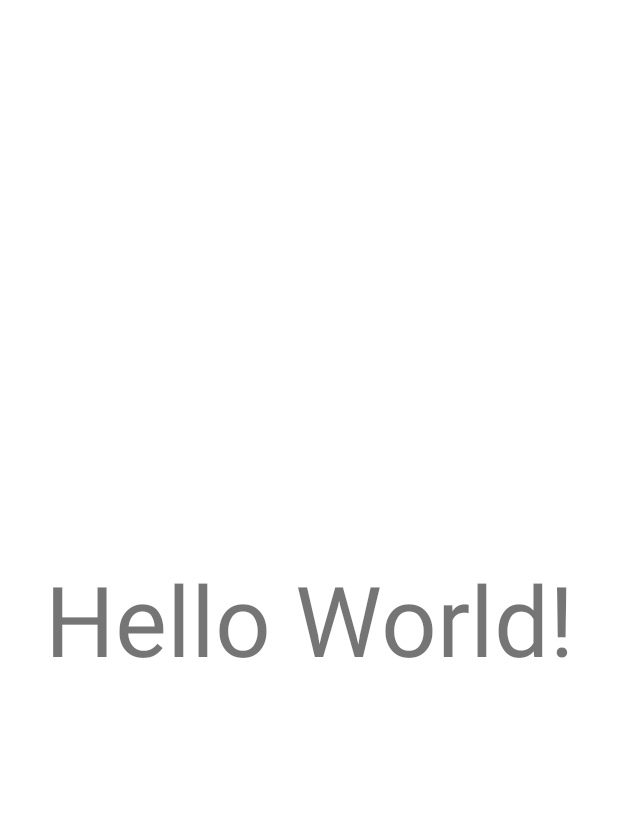
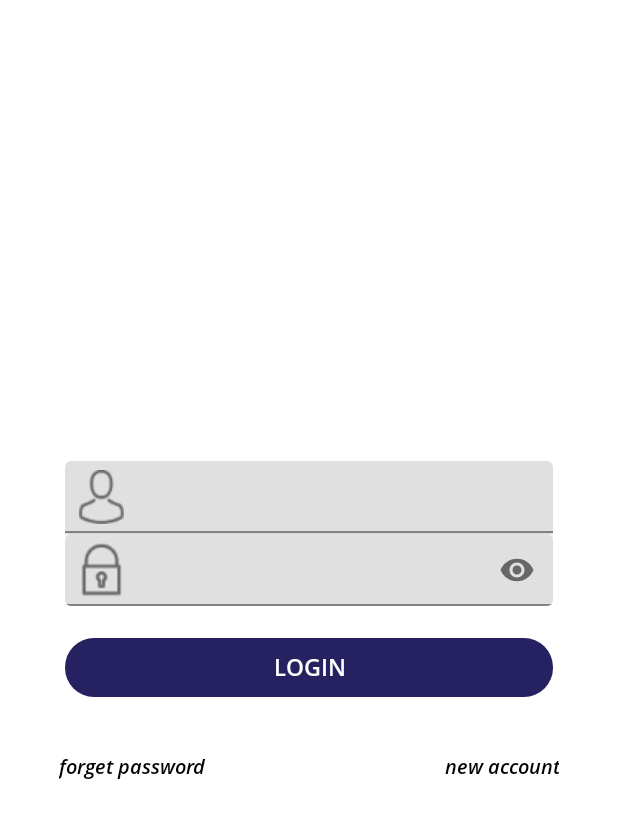
Before and after one commit to Mujammil-ios/myrooms, an Android app: the screen it shows after launch (MainActivity before the commit, LoginActivity after it), on a phone screen of 412 x 824 dp. Shown: the top 818 px of the screen. Run offline under Robolectric (Android 15) with nearby library versions, the phone set to English and light mode, and no system bars; our stand-ins replace data binding, sdp/ssp sizes; 4 statements that could not run were skipped.

Commit message:
Dummy login

```diff
--- /dev/null
+++ b/app/src/main/java/com/mj/myrooms/ui/LoginActivity.java
@@ -0,0 +1,48 @@
+package com.mj.myrooms.ui;
+
+import androidx.appcompat.app.AppCompatActivity;
+import androidx.databinding.DataBindingUtil;
+
+import android.app.Activity;
+import android.os.Bundle;
+import android.view.KeyEvent;
+import android.view.View;
+import android.view.inputmethod.EditorInfo;
+import android.widget.TextView;
+
+import com.mj.myrooms.MainActivity;
+import com.mj.myrooms.R;
+import com.mj.myrooms.databinding.ActivityLoginBinding;
+import com.mj.myrooms.utils.IntentUtils;
+
+public class LoginActivity extends AppCompatActivity {
+    private final String TAG = getClass().getSimpleName();
+    private Activity mActivity = LoginActivity.this;
+    private ActivityLoginBinding layoutBinding;
+
+    @Override
+    protected void onCreate(Bundle savedInstanceState) {
+        super.onCreate(savedInstanceState);
+        layoutBinding = DataBindingUtil.setContentView(this, R.layout.activity_login);
+        initListener();
+
+
+    }
+
+    /**
+     * initialize listener
+     */
+    private void initListener() {
+        layoutBinding.btnSubmit.setOnClickListener(new View.OnClickListener() {
+            @Override
+            public void onClick(View view) {
+                IntentUtils.getInstance().navigateToNextActivity(mActivity,
+                        null,
+                        MainActivity.class,
+                        new Bundle(),
+                        null);
+            }
+        });
+    }
+
+}
--- a/app/src/main/java/com/mj/myrooms/ui/SplashActivity.java
+++ b/app/src/main/java/com/mj/myrooms/ui/SplashActivity.java
@@ -36,7 +36,7 @@ public class SplashActivity extends AppCompatActivity {
                     bundle = new Bundle();
                 }
                 IntentUtils.getInstance().navigateToNextActivity(mActivity,
-                        MainActivity.class,
+                        LoginActivity.class,
                         bundle,
                         true);
                 finish();
--- /dev/null
+++ b/app/src/main/res/layout/activity_login.xml
@@ -0,0 +1,120 @@
+<?xml version="1.0" encoding="utf-8"?>
+<layout xmlns:android="http://schemas.android.com/apk/res/android"
+    xmlns:app="http://schemas.android.com/apk/res-auto">
+    <androidx.coordinatorlayout.widget.CoordinatorLayout
+        android:id="@+id/view_root"
+        android:layout_width="match_parent"
+        android:layout_height="match_parent"
+        android:background="@color/white"
+        android:fitsSystemWindows="true">
+
+        <LinearLayout
+            android:layout_width="match_parent"
+            android:layout_height="match_parent"
+            android:orientation="vertical">
+
+            <LinearLayout
+                android:layout_width="match_parent"
+                android:layout_height="match_parent"
+                android:layout_marginLeft="@dimen/space25"
+                android:layout_marginTop="@dimen/space10"
+                android:layout_marginRight="@dimen/space25"
+                android:layout_marginBottom="@dimen/space10"
+                android:gravity="center"
+                android:orientation="vertical">
+
+                <androidx.cardview.widget.CardView
+                    android:layout_width="match_parent"
+                    android:layout_height="wrap_content"
+                    android:layout_margin="@dimen/space8"
+                    app:cardCornerRadius="@dimen/corner_card"
+                    app:cardElevation="0dp">
+
+                    <LinearLayout
+                        android:layout_width="match_parent"
+                        android:layout_height="wrap_content"
+                        android:background="@color/theme_gray2"
+                        android:focusable="true"
+                        android:focusableInTouchMode="true"
+                        android:orientation="vertical">
+
+
+                        <com.google.android.material.textfield.TextInputLayout
+                            android:layout_width="match_parent"
+                            android:layout_height="wrap_content"
+                            app:startIconDrawable="@drawable/ic_user">
+
+                            <androidx.appcompat.widget.AppCompatEditText
+                                android:id="@+id/et_username"
+                                style="@style/EditText"
+                                android:drawableLeft="@drawable/ic_user"
+                                android:hint="@{String.format(@string/email).toUpperCase()}"
+                                android:inputType="textEmailAddress"
+                                android:nextFocusForward="@+id/et_password"
+                                android:padding="@dimen/space10"/>
+                        </com.google.android.material.textfield.TextInputLayout>
+
+
+                        <View style="@style/Divider"/>
+
+                        <com.google.android.material.textfield.TextInputLayout
+                            android:layout_width="match_parent"
+                            android:layout_height="wrap_content"
+                            app:startIconDrawable="@drawable/ic_password"
+                            app:passwordToggleEnabled="true">
+
+                            <androidx.appcompat.widget.AppCompatEditText
+                                android:id="@+id/et_password"
+                                style="@style/EditText"
+                                android:hint="@{String.format(@string/password).toUpperCase()}"
+                                android:imeOptions="actionDone"
+                                android:inputType="textPassword"
+                                android:padding="@dimen/space10" />
+
+                        </com.google.android.material.textfield.TextInputLayout>
+
+                    </LinearLayout>
+                </androidx.cardview.widget.CardView>
+
+                <androidx.appcompat.widget.AppCompatButton
+                    android:id="@+id/btn_submit"
+                    style="@style/Button_match"
+                    android:layout_margin="@dimen/space8"
+                    android:background="@drawable/btn_bg_theme"
+                    android:text="login"/>
+
+                <LinearLayout
+                    android:layout_width="match_parent"
+                    android:layout_height="wrap_content"
+                    android:layout_marginTop="@dimen/space15"
+                    android:gravity="center"
+                    android:orientation="horizontal">
+
+                    <androidx.appcompat.widget.AppCompatTextView
+                        android:id="@+id/tv_forgot_password"
+                        style="@style/TextView_black"
+                        android:layout_width="0dp"
+                        android:layout_weight="1"
+                        android:fontFamily="@font/font_opensans_semibold_italic"
+                        android:gravity="left"
+                        android:padding="@dimen/space5"
+                        android:text="forget password"
+                        android:textColor="@color/black"
+                        android:textSize="@dimen/text9"/>
+
+                    <androidx.appcompat.widget.AppCompatTextView
+                        android:id="@+id/tv_registration"
+                        style="@style/TextView_black"
+                        android:layout_width="0dp"
+                        android:layout_weight="1"
+                        android:fontFamily="@font/font_opensans_semibold_italic"
+                        android:gravity="right"
+                        android:padding="@dimen/space5"
+                        android:text="new account"
+                        android:textColor="@color/black"
+                        android:textSize="@dimen/text9"/>
+                </LinearLayout>
+            </LinearLayout>
+        </LinearLayout>
+    </androidx.coordinatorlayout.widget.CoordinatorLayout>
+</layout>
```
Also changed, not shown: app/src/main/AndroidManifest.xml (+7 -0 lines), app/src/main/java/com/mj/myrooms/App.java (added, +38 -0 lines), app/src/main/java/com/mj/myrooms/utils/PreferenceUtils.java (added, +158 -0 lines), app/src/main/res/drawable/ic_password.png (added), app/src/main/res/drawable/ic_user.png (added).
